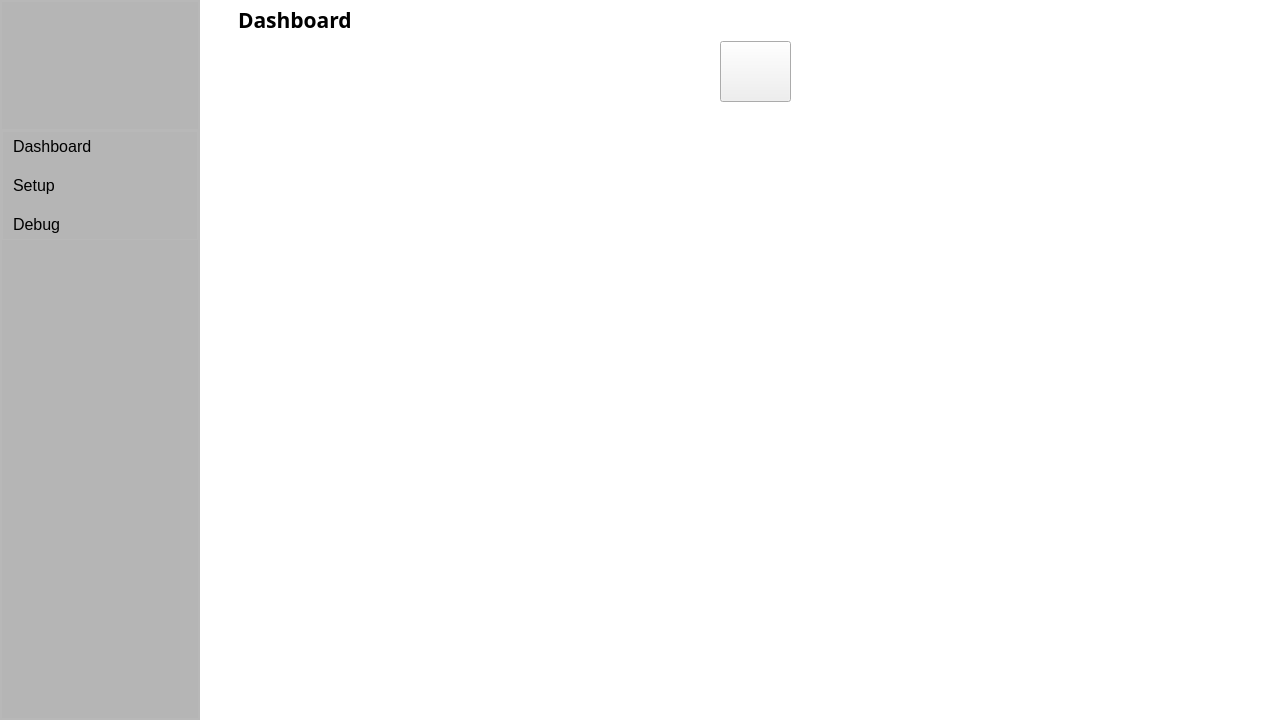
Qt form assets/ui/MainScreen.ui (WahdanHasan/innopark) before a commit.
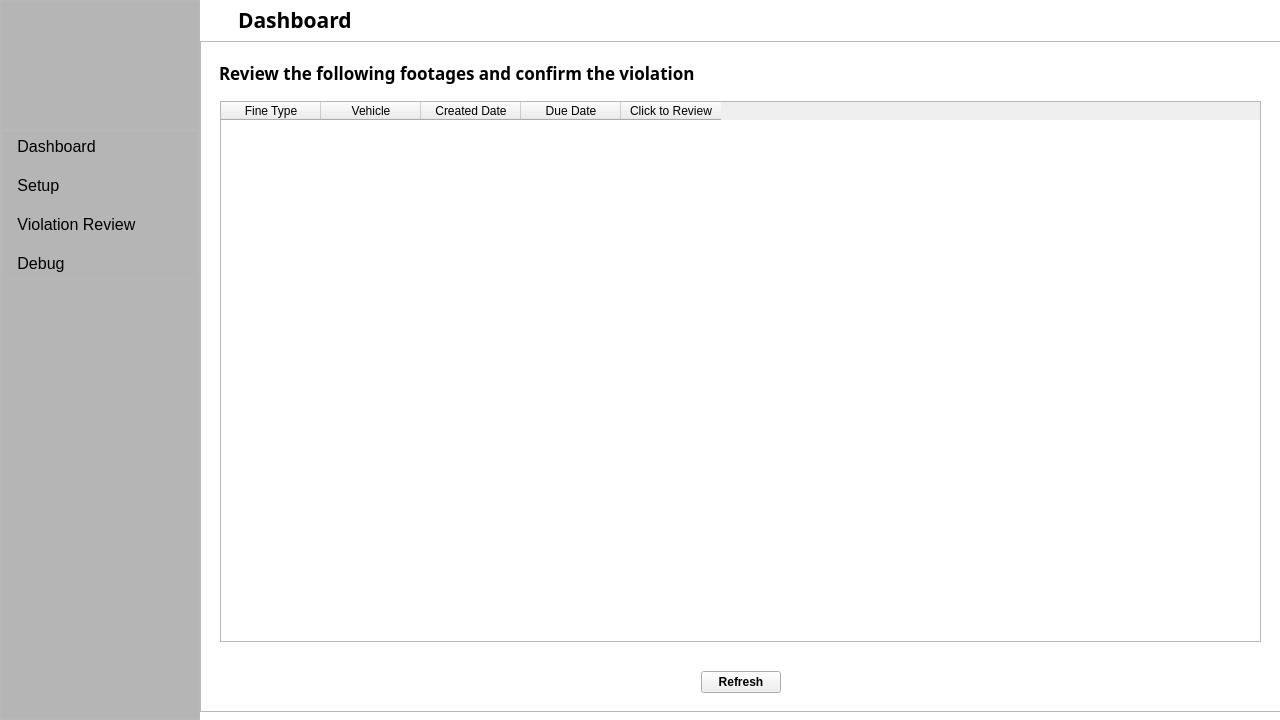
The same form after that commit. The open tabs and pages were chosen to show the change. Icons and pictures are not drawn.

Commit message: added a review button

Patch:
```diff
--- a/assets/ui/MainScreen.ui
+++ b/assets/ui/MainScreen.ui
@@ -27,7 +27,7 @@
 #leftSlideMenu{
 background-color:#b5b5b5;
 }
-#dashboardButton, #setupButton, #debugButton{
+#dashboardButton, #setupButton, #debugButton, #violationReviewButton{
 background-color:transparent;
 border-top-left-radius:15px;
 font-size:16px;
@@ -226,7 +226,7 @@
                    <string notr="true"/>
                   </property>
                   <property name="text">
-                   <string>Dashboard</string>
+                   <string> Dashboard</string>
                   </property>
                   <property name="icon">
                    <iconset resource="../resource/icons.qrc">
@@ -240,7 +240,7 @@
                    <string notr="true"/>
                   </property>
                   <property name="text">
-                   <string>Setup</string>
+                   <string> Setup</string>
                   </property>
                   <property name="icon">
                    <iconset resource="../resource/icons.qrc">
@@ -248,13 +248,38 @@
                   </property>
                  </widget>
                 </item>
+                <item>
+                 <widget class="QPushButton" name="violationReviewButton">
+                  <property name="font">
+                   <font>
+                    <pointsize>-1</pointsize>
+                   </font>
+                  </property>
+                  <property name="layoutDirection">
+                   <enum>Qt::LeftToRight</enum>
+                  </property>
+                  <property name="autoFillBackground">
+                   <bool>false</bool>
+                  </property>
+                  <property name="styleSheet">
+                   <string notr="true"/>
+                  </property>
+                  <property name="text">
+                   <string> Violation Review</string>
+                  </property>
+                  <property name="icon">
+                   <iconset resource="../resource/icons.qrc">
+                    <normaloff>:/black/icons/rotate-cw.svg</normaloff>:/black/icons/rotate-cw.svg</iconset>
+                  </property>
+                 </widget>
+                </item>
                 <item>
                  <widget class="QPushButton" name="debugButton">
                   <property name="styleSheet">
                    <string notr="true"/>
                   </property>
                   <property name="text">
-                   <string>Debug</string>
+                   <string> Debug</string>
                   </property>
                   <property name="icon">
                    <iconset resource="../resource/icons.qrc">
@@ -379,6 +404,13 @@
            <verstretch>0</verstretch>
           </sizepolicy>
          </property>
+         <property name="palette">
+          <palette>
+           <active/>
+           <inactive/>
+           <disabled/>
+          </palette>
+         </property>
          <property name="font">
           <font>
            <pointsize>15</pointsize>
@@ -536,6 +568,155 @@
            </item>
           </layout>
          </widget>
+         <widget class="QWidget" name="violationReviewPage">
+          <widget class="QFrame" name="frame_4">
+           <property name="geometry">
+            <rect>
+             <x>0</x>
+             <y>0</y>
+             <width>1081</width>
+             <height>671</height>
+            </rect>
+           </property>
+           <property name="frameShape">
+            <enum>QFrame::StyledPanel</enum>
+           </property>
+           <property name="frameShadow">
+            <enum>QFrame::Raised</enum>
+           </property>
+           <widget class="QTableWidget" name="tableWidget">
+            <property name="geometry">
+             <rect>
+              <x>20</x>
+              <y>60</y>
+              <width>1041</width>
+              <height>541</height>
+             </rect>
+            </property>
+            <column>
+             <property name="text">
+              <string>Fine Type</string>
+             </property>
+            </column>
+            <column>
+             <property name="text">
+              <string>Vehicle</string>
+             </property>
+            </column>
+            <column>
+             <property name="text">
+              <string>Created Date</string>
+             </property>
+            </column>
+            <column>
+             <property name="text">
+              <string>Due Date</string>
+             </property>
+            </column>
+            <column>
+             <property name="text">
+              <string>Click to Review</string>
+             </property>
+            </column>
+           </widget>
+           <widget class="QWidget" name="layoutWidget">
+            <property name="geometry">
+             <rect>
+              <x>19</x>
+              <y>10</y>
+              <width>1061</width>
+              <height>43</height>
+             </rect>
+            </property>
+            <layout class="QHBoxLayout" name="title_bar">
+             <item>
+              <widget class="QLabel" name="title_label">
+               <property name="font">
+                <font>
+                 <family>Candara</family>
+                 <pointsize>13</pointsize>
+                 <weight>75</weight>
+                 <italic>false</italic>
+                 <bold>true</bold>
+                 <underline>false</underline>
+                 <strikeout>false</strikeout>
+                 <stylestrategy>PreferAntialias</stylestrategy>
+                </font>
+               </property>
+               <property name="text">
+                <string>Review the following footages and confirm the violation</string>
+               </property>
+              </widget>
+             </item>
+             <item>
+              <spacer name="horizontalSpacer_4">
+               <property name="orientation">
+                <enum>Qt::Horizontal</enum>
+               </property>
+               <property name="sizeHint" stdset="0">
+                <size>
+                 <width>40</width>
+                 <height>20</height>
+                </size>
+               </property>
+              </spacer>
+             </item>
+            </layout>
+           </widget>
+           <widget class="QWidget" name="layoutWidget_2">
+            <property name="geometry">
+             <rect>
+              <x>20</x>
+              <y>620</y>
+              <width>1041</width>
+              <height>43</height>
+             </rect>
+            </property>
+            <layout class="QHBoxLayout" name="title_bar_3">
+             <item>
+              <spacer name="horizontalSpacer_7">
+               <property name="orientation">
+                <enum>Qt::Horizontal</enum>
+               </property>
+               <property name="sizeHint" stdset="0">
+                <size>
+                 <width>40</width>
+                 <height>20</height>
+                </size>
+               </property>
+              </spacer>
+             </item>
+             <item>
+              <widget class="QPushButton" name="violationRefreshButton">
+               <property name="font">
+                <font>
+                 <pointsize>9</pointsize>
+                 <weight>75</weight>
+                 <bold>true</bold>
+                </font>
+               </property>
+               <property name="text">
+                <string>Refresh</string>
+               </property>
+              </widget>
+             </item>
+             <item>
+              <spacer name="horizontalSpacer_6">
+               <property name="orientation">
+                <enum>Qt::Horizontal</enum>
+               </property>
+               <property name="sizeHint" stdset="0">
+                <size>
+                 <width>40</width>
+                 <height>20</height>
+                </size>
+               </property>
+              </spacer>
+             </item>
+            </layout>
+           </widget>
+          </widget>
+         </widget>
         </widget>
        </item>
       </layout>
```
The commit also changes 3 other files.
